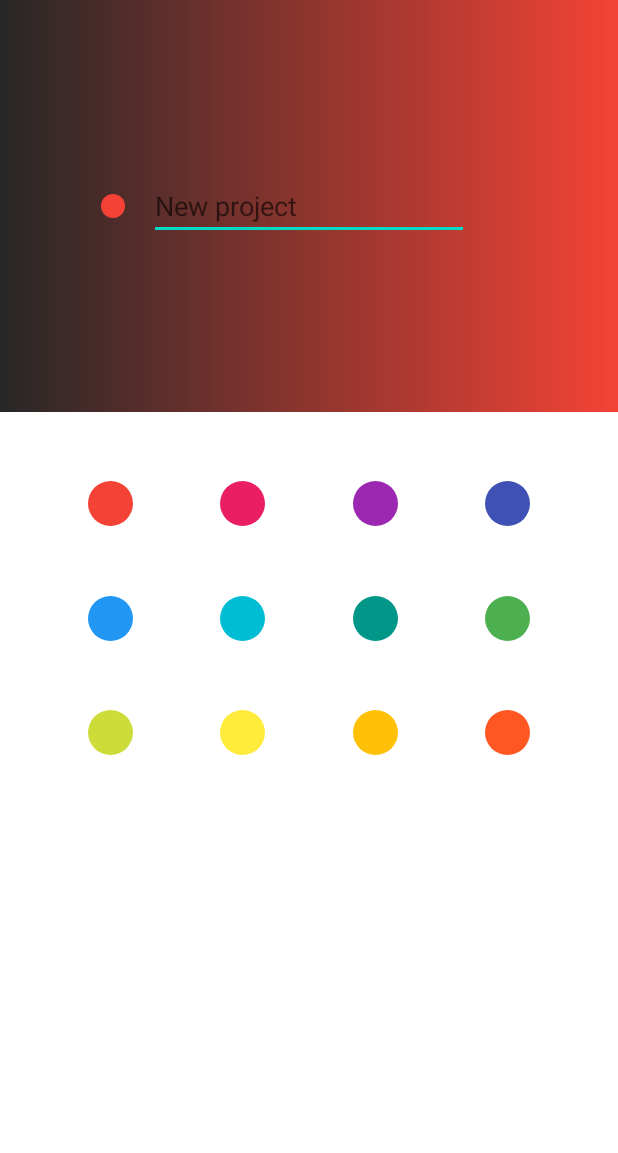
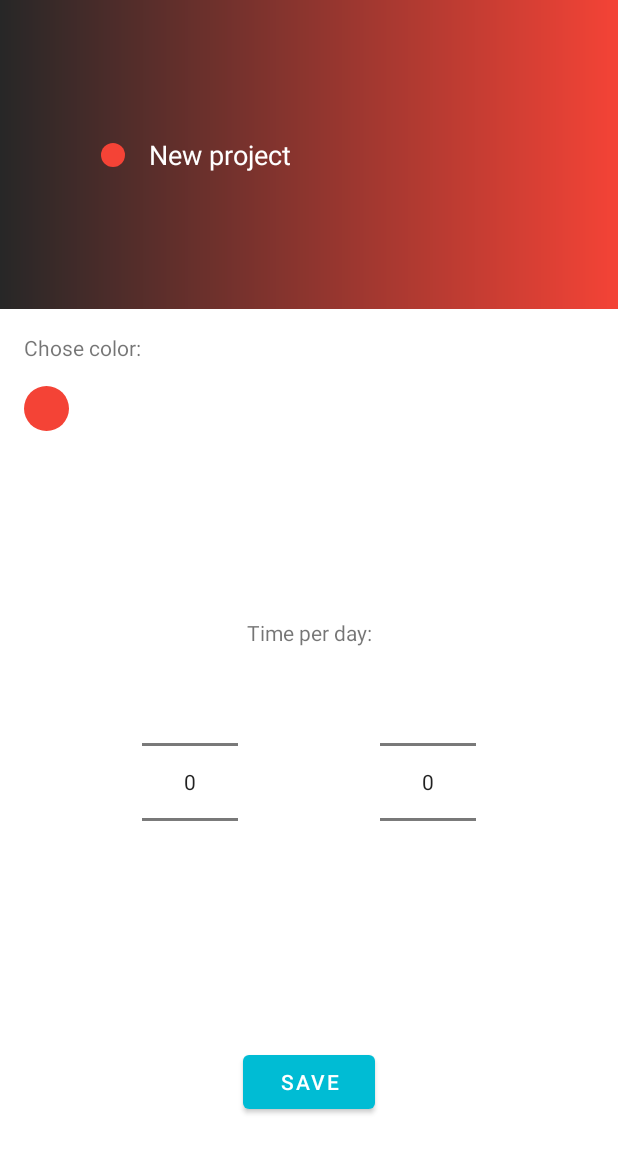
Before and after one commit to lordicase/TimeManager, an Android app: the layout activity_add_item.xml on its own in the app's theme, with its tools: preview values and no code run, on a phone screen of 412 x 824 dp. Shown: the top 1153 px of the screen. Run offline under Robolectric (Android 15) with nearby library versions, the phone set to English and light mode, and no system bars.

Commit message:
Added popup window layout to chose color of new project

```diff
--- a/app/src/main/res/layout/activity_add_item.xml
+++ b/app/src/main/res/layout/activity_add_item.xml
@@ -7,11 +7,12 @@
 
     <androidx.constraintlayout.widget.ConstraintLayout
         android:id="@+id/constraintLayout7"
-        android:background="@drawable/gradient_background"
         android:layout_width="match_parent"
         android:layout_height="0dp"
+        android:background="@drawable/gradient_background"
         app:layout_constraintBottom_toTopOf="@+id/constraintLayout8"
-        app:layout_constraintTop_toTopOf="parent">
+        app:layout_constraintTop_toTopOf="parent"
+        >
 
         <ImageView
             android:id="@+id/imageView34"
@@ -19,18 +20,21 @@
             android:layout_height="16dp"
             android:layout_marginEnd="16dp"
             app:layout_constraintBottom_toBottomOf="parent"
-            app:layout_constraintEnd_toStartOf="@+id/editTextTextPersonName2"
+            app:layout_constraintEnd_toStartOf="@+id/editText"
             app:layout_constraintTop_toTopOf="parent"
             app:srcCompat="@drawable/dot"
             app:tint="#F44336" />
 
         <EditText
-            android:id="@+id/editTextTextPersonName2"
+            android:id="@+id/editText"
             android:layout_width="wrap_content"
             android:layout_height="wrap_content"
+            android:background="@null"
             android:ems="10"
             android:hint="New project"
             android:inputType="textPersonName"
+            android:textColor="#FFFFFF"
+            android:textColorHint="#FFFFFF"
             app:layout_constraintBottom_toBottomOf="parent"
             app:layout_constraintEnd_toEndOf="parent"
             app:layout_constraintStart_toStartOf="parent"
@@ -42,152 +46,65 @@
         android:id="@+id/constraintLayout8"
         android:layout_width="match_parent"
         android:layout_height="0dp"
-        app:layout_constraintBottom_toTopOf="@+id/constraintLayout9"
+        app:layout_constraintBottom_toTopOf="@+id/constraintLayout10"
         app:layout_constraintTop_toBottomOf="@+id/constraintLayout7">
+
+        <TextView
+            android:id="@+id/textView4"
+            android:layout_width="wrap_content"
+            android:layout_height="wrap_content"
+            android:layout_marginStart="16dp"
+            android:layout_marginTop="16dp"
+            android:text="Chose color:"
+            app:layout_constraintStart_toStartOf="parent"
+            app:layout_constraintTop_toTopOf="parent" />
 
         <ImageView
             android:id="@+id/imageView21"
             android:layout_width="30dp"
             android:layout_height="30dp"
-            app:layout_constraintBottom_toTopOf="@+id/imageView29"
-            app:layout_constraintEnd_toStartOf="@+id/imageView22"
-            app:layout_constraintHorizontal_bias="0.5"
-            app:layout_constraintStart_toEndOf="@+id/imageView24"
-            app:layout_constraintTop_toTopOf="parent"
-            app:srcCompat="@drawable/dot"
-            app:tint="#E91E63" />
-
-        <ImageView
-            android:id="@+id/imageView30"
-            android:layout_width="30dp"
-            android:layout_height="30dp"
-            app:layout_constraintBottom_toBottomOf="parent"
-            app:layout_constraintEnd_toEndOf="parent"
-            app:layout_constraintHorizontal_bias="0.5"
-            app:layout_constraintStart_toEndOf="@+id/imageView31"
-            app:layout_constraintTop_toBottomOf="@+id/imageView26"
-            app:srcCompat="@drawable/dot"
-            app:tint="#FF5722" />
-
-        <ImageView
-            android:id="@+id/imageView22"
-            android:layout_width="30dp"
-            android:layout_height="30dp"
-            app:layout_constraintBottom_toTopOf="@+id/imageView27"
-            app:layout_constraintEnd_toStartOf="@+id/imageView23"
-            app:layout_constraintHorizontal_bias="0.5"
-            app:layout_constraintStart_toEndOf="@+id/imageView21"
-            app:layout_constraintTop_toTopOf="parent"
-            app:srcCompat="@drawable/dot"
-            app:tint="#9C27B0" />
-
-        <ImageView
-            android:id="@+id/imageView33"
-            android:layout_width="30dp"
-            android:layout_height="30dp"
-            app:layout_constraintBottom_toBottomOf="parent"
-            app:layout_constraintEnd_toStartOf="@+id/imageView32"
-            app:layout_constraintHorizontal_bias="0.5"
+            android:layout_marginStart="16dp"
+            android:layout_marginTop="16dp"
             app:layout_constraintStart_toStartOf="parent"
-            app:layout_constraintTop_toBottomOf="@+id/imageView28"
-            app:srcCompat="@drawable/dot"
-            app:tint="#CDDC39" />
-
-        <ImageView
-            android:id="@+id/imageView24"
-            android:layout_width="30dp"
-            android:layout_height="30dp"
-            app:layout_constraintBottom_toTopOf="@+id/imageView28"
-            app:layout_constraintEnd_toStartOf="@+id/imageView21"
-            app:layout_constraintHorizontal_bias="0.5"
-            app:layout_constraintStart_toStartOf="parent"
-            app:layout_constraintTop_toTopOf="parent"
+            app:layout_constraintTop_toBottomOf="@+id/textView4"
             app:srcCompat="@drawable/dot"
             app:tint="#F44336" />
 
-        <ImageView
-            android:id="@+id/imageView31"
-            android:layout_width="30dp"
-            android:layout_height="30dp"
-            app:layout_constraintBottom_toBottomOf="parent"
-            app:layout_constraintEnd_toStartOf="@+id/imageView30"
+    </androidx.constraintlayout.widget.ConstraintLayout>
+
+    <androidx.constraintlayout.widget.ConstraintLayout
+        android:id="@+id/constraintLayout10"
+        android:layout_width="match_parent"
+        android:layout_height="0dp"
+        app:layout_constraintBottom_toTopOf="@+id/constraintLayout9"
+        app:layout_constraintTop_toBottomOf="@+id/constraintLayout8">
+
+        <TextView
+            android:id="@+id/textView"
+            android:layout_width="wrap_content"
+            android:layout_height="wrap_content"
+            android:text="Time per day:"
+            app:layout_constraintEnd_toEndOf="parent"
+            app:layout_constraintStart_toStartOf="parent" />
+
+        <NumberPicker
+            android:id="@+id/hours_picker"
+            android:layout_width="wrap_content"
+            android:layout_height="wrap_content"
+            app:layout_constraintEnd_toStartOf="@+id/minutes_picker"
             app:layout_constraintHorizontal_bias="0.5"
-            app:layout_constraintStart_toEndOf="@+id/imageView32"
-            app:layout_constraintTop_toBottomOf="@+id/imageView27"
-            app:srcCompat="@drawable/dot"
-            app:tint="#FFC107" />
+            app:layout_constraintStart_toStartOf="parent"
+            app:layout_constraintTop_toBottomOf="@+id/textView" />
 
-        <ImageView
-            android:id="@+id/imageView27"
-            android:layout_width="30dp"
-            android:layout_height="30dp"
-            app:layout_constraintBottom_toTopOf="@+id/imageView31"
-            app:layout_constraintEnd_toStartOf="@+id/imageView26"
-            app:layout_constraintHorizontal_bias="0.5"
-            app:layout_constraintStart_toEndOf="@+id/imageView29"
-            app:layout_constraintTop_toBottomOf="@+id/imageView22"
-            app:srcCompat="@drawable/dot"
-            app:tint="#009688" />
-
-        <ImageView
-            android:id="@+id/imageView32"
-            android:layout_width="30dp"
-            android:layout_height="30dp"
-            app:layout_constraintBottom_toBottomOf="parent"
-            app:layout_constraintEnd_toStartOf="@+id/imageView31"
-            app:layout_constraintHorizontal_bias="0.5"
-            app:layout_constraintStart_toEndOf="@+id/imageView33"
-            app:layout_constraintTop_toBottomOf="@+id/imageView29"
-            app:srcCompat="@drawable/dot"
-            app:tint="#FFEB3B" />
-
-        <ImageView
-            android:id="@+id/imageView29"
-            android:layout_width="30dp"
-            android:layout_height="30dp"
-            app:layout_constraintBottom_toTopOf="@+id/imageView32"
-            app:layout_constraintEnd_toStartOf="@+id/imageView27"
-            app:layout_constraintHorizontal_bias="0.5"
-            app:layout_constraintStart_toEndOf="@+id/imageView28"
-            app:layout_constraintTop_toBottomOf="@+id/imageView21"
-            app:srcCompat="@drawable/dot"
-            app:tint="#00BCD4" />
-
-        <ImageView
-            android:id="@+id/imageView23"
-            android:layout_width="30dp"
-            android:layout_height="30dp"
-            app:layout_constraintBottom_toTopOf="@+id/imageView26"
+        <NumberPicker
+            android:id="@+id/minutes_picker"
+            android:layout_width="wrap_content"
+            android:layout_height="wrap_content"
             app:layout_constraintEnd_toEndOf="parent"
             app:layout_constraintHorizontal_bias="0.5"
-            app:layout_constraintStart_toEndOf="@+id/imageView22"
-            app:layout_constraintTop_toTopOf="parent"
-            app:srcCompat="@drawable/dot"
-            app:tint="#3F51B5" />
+            app:layout_constraintStart_toEndOf="@+id/hours_picker"
+            app:layout_constraintTop_toBottomOf="@+id/textView" />
 
-        <ImageView
-            android:id="@+id/imageView28"
-            android:layout_width="30dp"
-            android:layout_height="30dp"
-            app:layout_constraintBottom_toTopOf="@+id/imageView33"
-            app:layout_constraintEnd_toStartOf="@+id/imageView29"
-            app:layout_constraintHorizontal_bias="0.5"
-            app:layout_constraintStart_toStartOf="parent"
-            app:layout_constraintTop_toBottomOf="@+id/imageView24"
-            app:srcCompat="@drawable/dot"
-            app:tint="#2196F3" />
-
-        <ImageView
-            android:id="@+id/imageView26"
-            android:layout_width="30dp"
-            android:layout_height="30dp"
-            app:layout_constraintBottom_toTopOf="@+id/imageView30"
-            app:layout_constraintEnd_toEndOf="parent"
-            app:layout_constraintHorizontal_bias="0.5"
-            app:layout_constraintStart_toEndOf="@+id/imageView27"
-            app:layout_constraintTop_toBottomOf="@+id/imageView23"
-            app:srcCompat="@drawable/dot"
-            app:tint="#4CAF50" />
     </androidx.constraintlayout.widget.ConstraintLayout>
 
     <androidx.constraintlayout.widget.ConstraintLayout
@@ -195,7 +112,22 @@
         android:layout_width="match_parent"
         android:layout_height="0dp"
         app:layout_constraintBottom_toBottomOf="parent"
-        app:layout_constraintTop_toBottomOf="@+id/constraintLayout8"/>
+        app:layout_constraintTop_toBottomOf="@+id/constraintLayout10">
+
+        <Button
+            android:id="@+id/save_button"
+            android:layout_width="wrap_content"
+            android:layout_height="wrap_content"
+            android:text="Save"
+            android:visibility="visible"
+            app:layout_constraintBottom_toBottomOf="parent"
+            app:layout_constraintEnd_toEndOf="parent"
+            app:layout_constraintHorizontal_bias="0.5"
+            app:layout_constraintStart_toStartOf="parent"
+            app:layout_constraintTop_toTopOf="parent" />
+    </androidx.constraintlayout.widget.ConstraintLayout>
+
+
 
 
 </androidx.constraintlayout.widget.ConstraintLayout>
--- a/app/src/main/res/values-night/themes.xml
+++ b/app/src/main/res/values-night/themes.xml
@@ -12,5 +12,11 @@
         <!-- Status bar color. -->
         <item name="android:statusBarColor" tools:targetApi="l">?attr/colorPrimaryVariant</item>
         <!-- Customize your theme here. -->
+
+    </style>
+    <style name="PopupMenu" parent="Theme.TimeManager">
+        <item name="android:textColor">@color/white</item>
+        <item name="android:colorBackground">@color/black</item>
+        <item name="android:background">@color/black</item>
     </style>
 </resources>
--- a/app/src/main/res/values/colors.xml
+++ b/app/src/main/res/values/colors.xml
@@ -1,7 +1,7 @@
 <?xml version="1.0" encoding="utf-8"?>
 <resources>
     <color name="purple_200">#FFBB86FC</color>
-    <color name="purple_500">#FF6200EE</color>
+    <color name="purple_500">#00BCD4</color>
     <color name="purple_700">#FF3700B3</color>
     <color name="teal_200">#FF03DAC5</color>
     <color name="teal_700">#FF018786</color>
--- a/app/src/main/res/values/themes.xml
+++ b/app/src/main/res/values/themes.xml
@@ -1,6 +1,6 @@
 <resources xmlns:tools="http://schemas.android.com/tools">
     <!-- Base application theme. -->
-    <style name="Theme.TimeManager" parent="Theme.MaterialComponents.DayNight.DarkActionBar">
+    <style name="Theme.TimeManager" parent="Theme.MaterialComponents.DayNight.NoActionBar">
         <!-- Primary brand color. -->
         <item name="colorPrimary">@color/purple_500</item>
         <item name="colorPrimaryVariant">@color/purple_700</item>
@@ -12,5 +12,11 @@
         <!-- Status bar color. -->
         <item name="android:statusBarColor" tools:targetApi="l">?attr/colorPrimaryVariant</item>
         <!-- Customize your theme here. -->
+
+    </style>
+    <style name="PopupMenu" parent="Theme.TimeManager">
+        <item name="android:textColor">@color/black</item>
+        <item name="android:colorBackground">@color/white</item>
+        <item name="android:background">@color/white</item>
     </style>
 </resources>
```
Also changed, not shown: app/src/main/res/layout/select_color_popup.xml (added, +185 -0 lines).
